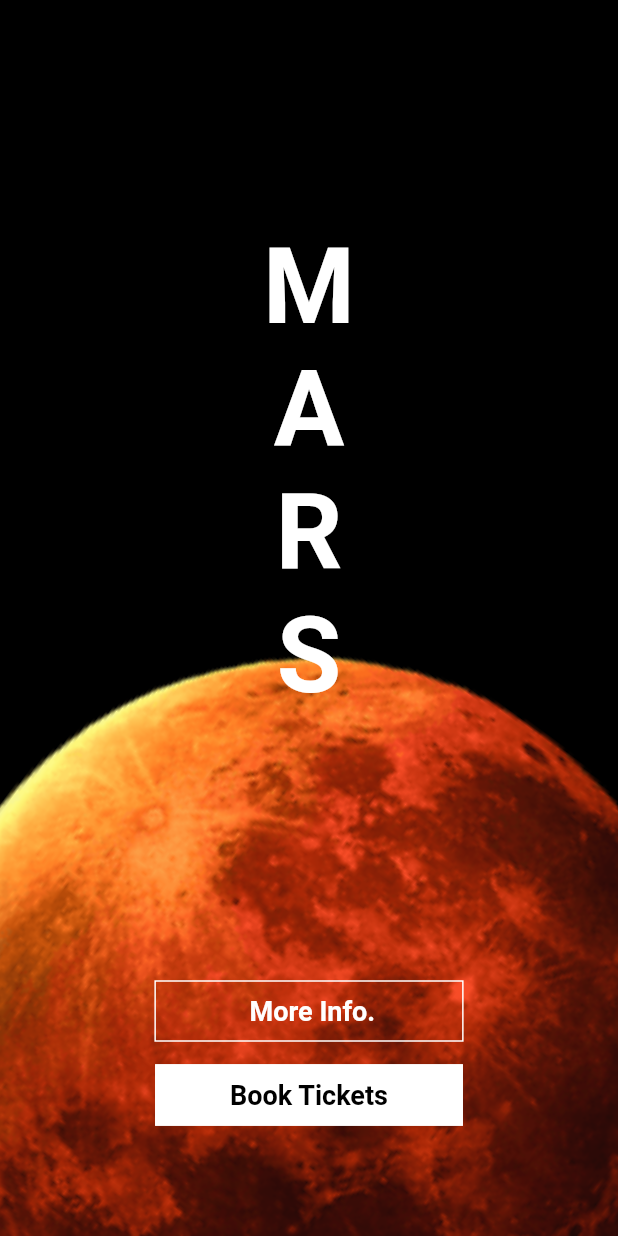
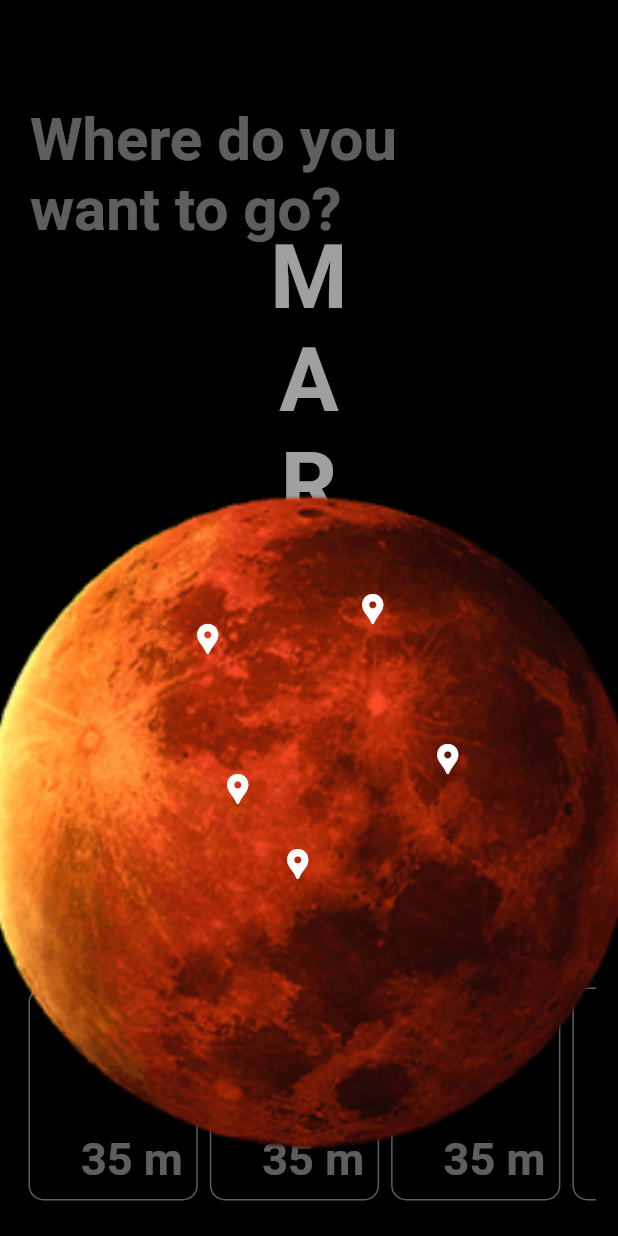
Before and after one commit to pg598595/flutter_animations, a Flutter app: the screen it shows after launch, after a tap on "Book Tickets", on a phone screen of 412 x 824 dp. Run offline on Flutter 3.47's test engine with Material 2 defaults, Android fonts, the phone set to English and light mode, and no system bars; drawn by our look-alikes of flutter_fadein; our stand-ins replace animated_text_kit, auto_animated.

Commit message:
[wip]select location

```diff
--- a/lib/main.dart
+++ b/lib/main.dart
@@ -1,5 +1,6 @@
 import 'dart:async';
 
+import 'package:book_tickets/select_locations.dart';
 import 'package:flutter/material.dart';
 import 'package:flutter_fadein/flutter_fadein.dart';
 
@@ -35,6 +36,7 @@ class _MyHomePageState extends State<MyHomePage> with TickerProviderStateMixin {
   double _ironManAlignment = -500;
   AnimationController _controller;
   bool animated = false;
+  bool colapse = false;
   bool displayButtons = false;
 
   @override
@@ -64,6 +66,8 @@ class _MyHomePageState extends State<MyHomePage> with TickerProviderStateMixin {
           AnimatedPositioned(
             duration: Duration(seconds: 3),
             bottom: _ironManAlignment,
+            child: Hero(
+              tag: 'MarsImage',
               child: Column(
                 children: [
                   AnimatedBuilder(
@@ -82,6 +86,7 @@ class _MyHomePageState extends State<MyHomePage> with TickerProviderStateMixin {
                     },
                   ),
                 ],
+              ),
             ),
           ),
           Padding(
@@ -104,10 +109,14 @@ class _MyHomePageState extends State<MyHomePage> with TickerProviderStateMixin {
               ],
             ),
           ),
+          colapse?
+              SizedBox():
           Padding(
             padding: const EdgeInsets.only(top: 650.0),
-            child:
-                Align(alignment: Alignment.bottomCenter, child: buildBottons()),
+            child: FadeIn(
+                duration: Duration(seconds: 5),
+                child: Align(
+                    alignment: Alignment.bottomCenter, child: buildBottons())),
           ),
         ],
       ),
@@ -139,7 +148,32 @@ class _MyHomePageState extends State<MyHomePage> with TickerProviderStateMixin {
             textColor: Colors.white,
             padding: EdgeInsets.only(
                 top: 10.0, bottom: 10.0, right: 50.0, left: 50.0),
-            onPressed: () {},
+            onPressed: () {
+              setState(() {
+                colapse = true;
+              });
+              Navigator.of(context).push(
+                PageRouteBuilder(
+                  transitionDuration: Duration(milliseconds: 3000),
+                  pageBuilder: (BuildContext context,
+                      Animation<double> animation,
+                      Animation<double> secondaryAnimation) {
+                    return SelectLocations();
+                  },
+                  transitionsBuilder: (BuildContext context,
+                      Animation<double> animation,
+                      Animation<double> secondaryAnimation,
+                      Widget child) {
+                    return Align(
+                      child: FadeTransition(
+                        opacity: animation,
+                        child: child,
+                      ),
+                    );
+                  },
+                ),
+              );
+            },
             child: Text(
               "Book Tickets",
               style: TextStyle(
@@ -158,7 +192,13 @@ class _MyHomePageState extends State<MyHomePage> with TickerProviderStateMixin {
 
   Widget buildAnimatedDefaultTextStyle(String text) {
     return AnimatedDefaultTextStyle(
-      style: animated
+      style: colapse
+          ? TextStyle(
+              color: Colors.white,
+              fontSize: 10,
+              fontWeight: FontWeight.bold,
+            )
+          : animated
               ? TextStyle(
                   color: Colors.white,
                   fontSize: 70,
@@ -189,4 +229,9 @@ class _MyHomePageState extends State<MyHomePage> with TickerProviderStateMixin {
       displayButtons = true;
     });
   }
+  @override
+  void dispose() {
+    _controller.dispose();
+    super.dispose();
   }
+}
--- /dev/null
+++ b/lib/select_locations.dart
@@ -0,0 +1,192 @@
+import 'package:animated_text_kit/animated_text_kit.dart';
+import 'package:auto_animated/auto_animated.dart';
+import 'package:flutter/cupertino.dart';
+import 'package:flutter/material.dart';
+import 'package:flutter/rendering.dart';
+
+class SelectLocations extends StatefulWidget {
+  @override
+  _SelectLocationsState createState() => _SelectLocationsState();
+}
+
+class _SelectLocationsState extends State<SelectLocations> {
+  static List<List<Offset>> points = [
+    [
+      Offset(178, 152),
+      Offset(148, 179),
+      Offset(245, 186),
+      Offset(245, 186),
+    ],
+    [
+      Offset(250, 320),
+      Offset(348, 220),
+      Offset(345, 286),
+      Offset(345, 286),
+    ]
+  ];
+  final int listItemCount = 4;
+  final listShowItemDuration = Duration(milliseconds: 250);
+
+  final scrollController = ScrollController();
+  final options = LiveOptions(
+    delay: Duration(seconds: 1),
+    showItemInterval: Duration(milliseconds: 500),
+    showItemDuration: Duration(seconds: 1),
+    visibleFraction: 0.05,
+    reAnimateOnVisibility: false,
+  );
+  final List<Path> polygonRegions = points.map((e) {
+    Path p = Path();
+    p.addPolygon(e, true);
+    return p;
+  }).toList();
+  final List<Color> colors =
+      List.generate(points.length, (index) => Color.fromRGBO(50, 50, 200, 0.5));
+
+  @override
+  Widget build(BuildContext context) {
+    return Material(
+      color: Colors.black,
+      child: Column(
+        mainAxisAlignment: MainAxisAlignment.spaceAround,
+        children: [
+          Padding(
+            padding: const EdgeInsets.only(left: 20.0, top: 50.0),
+            child: Row(
+              children: [
+                TyperAnimatedTextKit(
+                  repeatForever: false,
+                  totalRepeatCount: 1,
+                  onTap: () {
+                    print("Tap Event");
+                  },
+                  text: [
+                    "Where do you \nwant to go?",
+                  ],
+                  textStyle: TextStyle(
+                      fontSize: 40.0,
+                      color: Colors.white,
+                      fontWeight: FontWeight.bold),
+                  textAlign: TextAlign.start,
+                ),
+              ],
+            ),
+          ),
+          Center(
+            child: Container(
+              child: Hero(
+                tag: 'MarsImage',
+                child: Stack(
+                  alignment: Alignment.center,
+                  children: [
+                    Image.asset(
+                      'assets/images/mars.png',
+                      scale: 0.5,
+                    ),
+                    Positioned(
+                        top: 100,
+                        left: 140,
+                        child: Icon(
+                          Icons.location_pin,
+                          color: Colors.white,
+                        )),
+                    Positioned(
+                        top: 200,
+                        left: 160,
+                        child: Icon(
+                          Icons.location_pin,
+                          color: Colors.white,
+                        )),
+                    Positioned(
+                        top: 180,
+                        left: 300,
+                        child: Icon(
+                          Icons.location_pin,
+                          color: Colors.white,
+                        )),
+                    Positioned(
+                        top: 250,
+                        left: 200,
+                        child: Icon(
+                          Icons.location_pin,
+                          color: Colors.white,
+                        )),
+                    Positioned(
+                        top: 80,
+                        left: 250,
+                        child: Icon(
+                          Icons.location_pin,
+                          color: Colors.white,
+                        )),
+
+                    // ImageMap(
+                    //     imagePath: 'assets/images/transparentImage.png',
+                    //     imageSize: Size(700, 700),
+                    //     onTap: (i) {
+                    //       colors[i] = colors[i] == Color.fromRGBO(50, 50, 200, 0.5)
+                    //           ? Color.fromRGBO(50, 200, 50, 0.5)
+                    //           : Color.fromRGBO(50, 50, 200, 0.5);
+                    //       print(i);
+                    //       setState(() {});
+                    //     },
+                    //     regions: polygonRegions,
+                    //     regionColors: colors)
+                  ],
+                ),
+              ),
+            ),
+          ),
+          Padding(
+            padding: const EdgeInsets.only(left: 15.0, right: 15.0),
+            child: SizedBox(
+              height: 150,
+              child: ListView.builder(
+                shrinkWrap: true,
+                scrollDirection: Axis.horizontal,
+                itemCount: 15,
+                itemBuilder: (BuildContext context, int index) => Card(
+                  shape: RoundedRectangleBorder(
+                    side: BorderSide(color: Colors.white, width: 1),
+                    borderRadius: BorderRadius.circular(10),
+                  ),
+                  color: Colors.transparent,
+                  child: Column(
+                    mainAxisAlignment: MainAxisAlignment.spaceBetween,
+                    children: [
+                      Padding(
+                        padding: const EdgeInsets.all(10.0),
+                        child: Text(
+                          "Zone ${index + 1}",
+                          style: TextStyle(
+                              color: Colors.white,
+                              fontWeight: FontWeight.w400,
+                              fontSize: 18.0),
+                        ),
+                      ),
+                      Padding(
+                        padding: const EdgeInsets.only(
+                            bottom: 10.0, left: 35.0, right: 10.0),
+                        child: Row(
+                          mainAxisAlignment: MainAxisAlignment.end,
+                          children: [
+                            Text(
+                              "35 m",
+                              style: TextStyle(
+                                  color: Colors.white,
+                                  fontWeight: FontWeight.bold,
+                                  fontSize: 30.0),
+                            ),
+                          ],
+                        ),
+                      ),
+                    ],
+                  ),
+                ),
+              ),
+            ),
+          ),
+        ],
+      ),
+    );
+  }
+}
--- a/pubspec.yaml
+++ b/pubspec.yaml
@@ -29,6 +29,10 @@ dependencies:
   # Use with the CupertinoIcons class for iOS style icons.
   cupertino_icons: ^1.0.0
   flutter_fadein: ^1.1.1
+  animated_text: ^1.0.2
+  animated_text_kit: ^3.1.0
+  flutter_image_map: ^0.9.2
+  auto_animated: ^2.1.0
 
 dev_dependencies:
   flutter_test:
```
Also changed, not shown: assets/images/transparentImage.png (added), pubspec.lock. Lines whose indentation alone changed are shown as unchanged.
